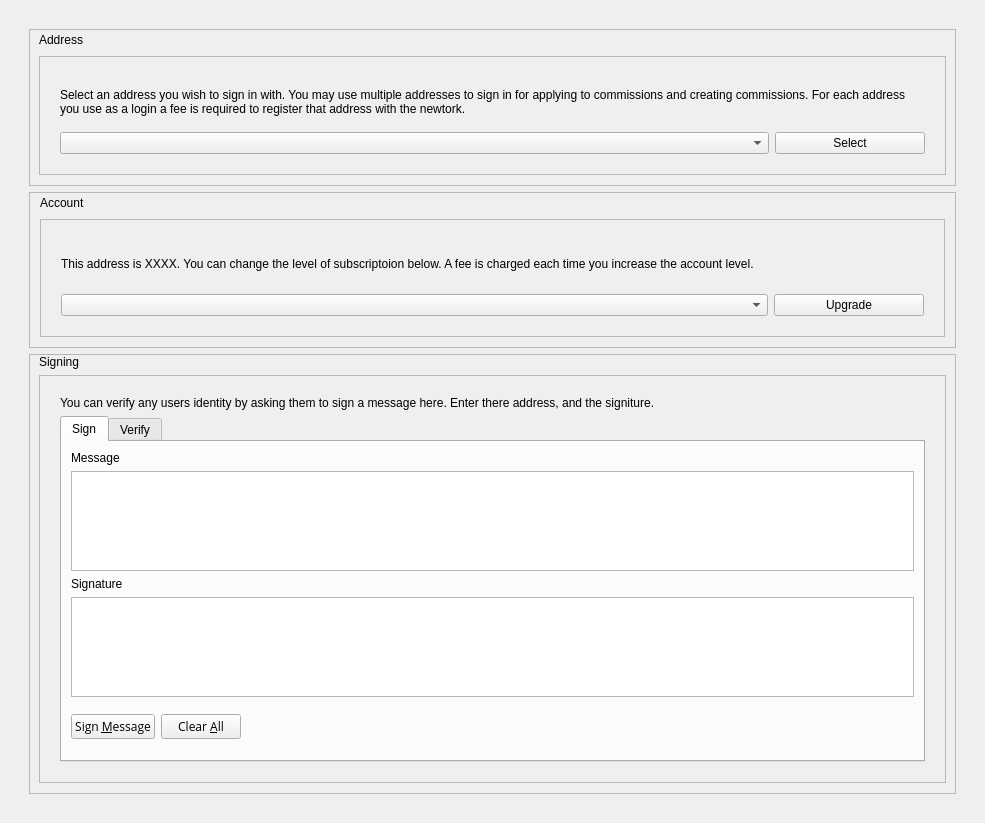
Above: src/qt/forms/identsettings.ui from camenlx/dystem-core before the change. Below: the same form after it.
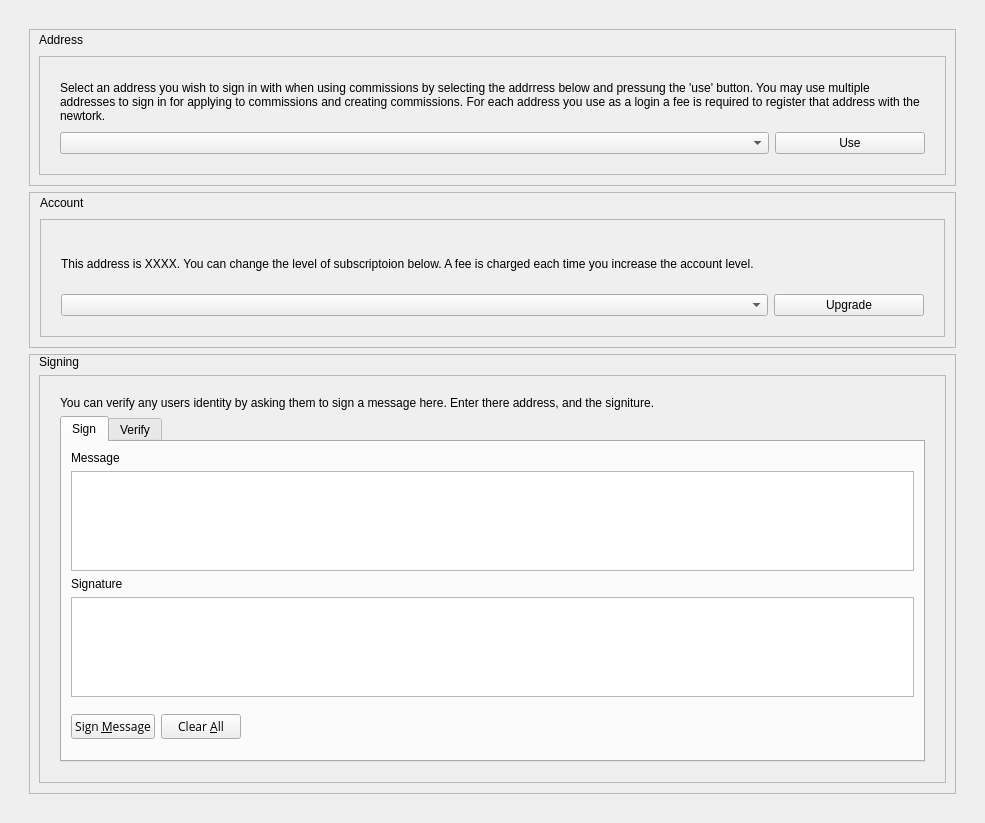
That is the form after the change. Icons and pictures are not drawn. Custom widgets are drawn as their Qt base class.

Commit message: Added Identity address selection, model and db

```diff
--- a/src/qt/forms/identsettings.ui
+++ b/src/qt/forms/identsettings.ui
@@ -145,7 +145,7 @@
                    </size>
                   </property>
                   <property name="text">
-                   <string>Select an address you wish to sign in with. You may use multiple addresses to sign in for applying to commissions and creating commissions. For each address you use as a login a fee is required to register that address with the newtork.</string>
+                   <string>Select an address you wish to sign in with when using commissions by selecting the addrress below and pressung the 'use' button. You may use multiple addresses to sign in for applying to commissions and creating commissions. For each address you use as a login a fee is required to register that address with the newtork.</string>
                   </property>
                   <property name="wordWrap">
                    <bool>true</bool>
@@ -178,7 +178,7 @@
                      </size>
                     </property>
                     <property name="text">
-                     <string>Select</string>
+                     <string>Use</string>
                     </property>
                    </widget>
                   </item>
```
Left out of the diff: 8 changed lines with no effect on the pictures. The commit also changes 8 other files.
